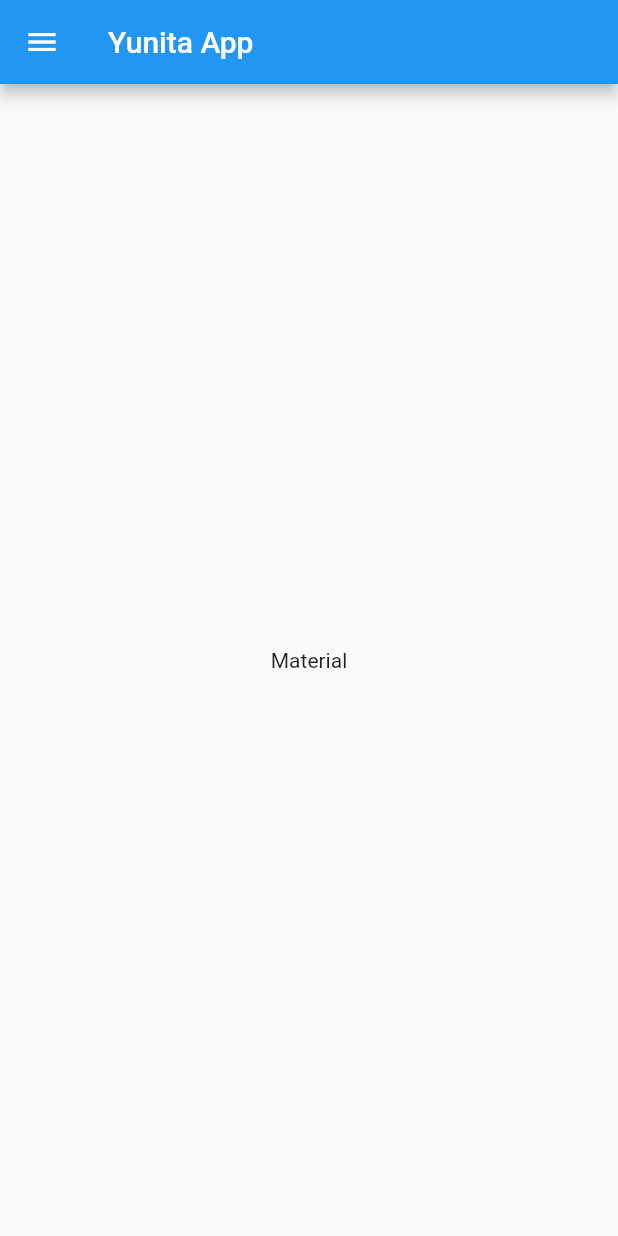
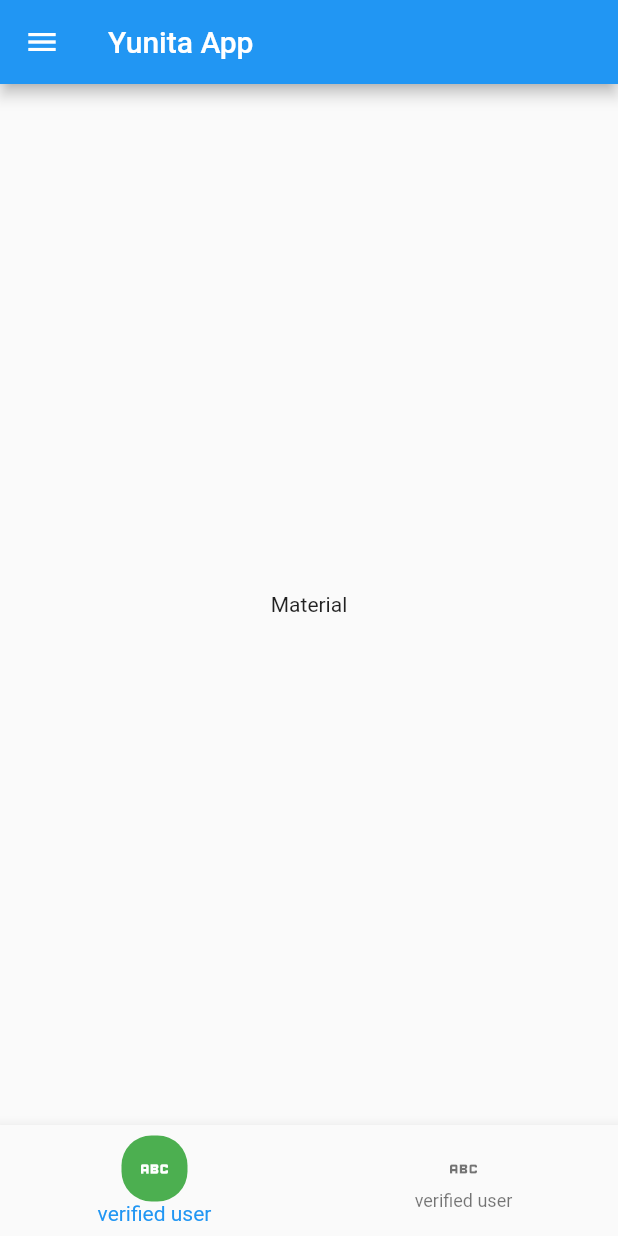
Before and after one commit to yunitaa1216/Flutter_Yunita-Anggeraini, a Flutter app: the screen it shows after launch, on a phone screen of 412 x 824 dp. Run offline on Flutter 3.47's test engine with Material 2 defaults, Android fonts, the phone set to English and light mode, and no system bars.

Commit message:
Update main.dart

```diff
--- a/08_Introduction_Flutter_Widget/praktikum/latihan/yunita/lib/main.dart
+++ b/08_Introduction_Flutter_Widget/praktikum/latihan/yunita/lib/main.dart
@@ -143,7 +143,7 @@
         body: Center(
           child: Text('Material'),
         ),
-        drawer: Drawer(
+         drawer: Drawer(
           child: ListView(
             children: [
               DrawerHeader(
@@ -158,12 +158,39 @@
               ListTile(
                 title: Text('Item 2'),
               ),
-
             ],
           ),
         ),
+        bottomNavigationBar: BottomNavigationBar(
+  type: BottomNavigationBarType.fixed,
+  items: <BottomNavigationBarItem>[
+    BottomNavigationBarItem(
+      icon: Ink(
+        decoration: BoxDecoration(
+          color: Colors.green, // Warna latar belakang hijau
+          borderRadius: BorderRadius.circular(20.0), // Bentuk oval
+        ),
+        child: InkWell(
+          child: Padding(
+            padding: EdgeInsets.all(10.0),
+            child: Icon(
+              Icons.abc_outlined, // Menggunakan ikon Icons.verified_user
+              color: Colors.white, // Warna ikon putih
+            ),
+          ),
+        ),
       ),
-    );
+      label: 'verified user',
+    ),
+    BottomNavigationBarItem(
+      icon: Icon(Icons.abc_outlined), // Icon tanpa latar belakang
+      label: 'verified user',
+    ),
+  ],
+  selectedLabelStyle: TextStyle(color: Colors.black), // Warna teks teks yang dipilih
+  unselectedLabelStyle: TextStyle(color: Colors.black),
+),
+        ));
   }
 }
 
```
